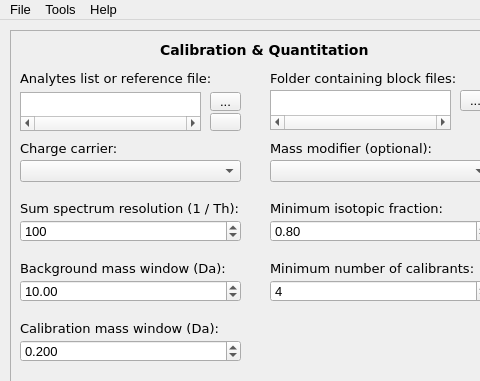
Old version of the form sweet_suite/gui/qtdesigner_files/gui_main.ui in the repository stainawarijar/SweetSuite; both pictures show x 0 to 480 and y 0 to 381 of the 757 by 570 pixel window.
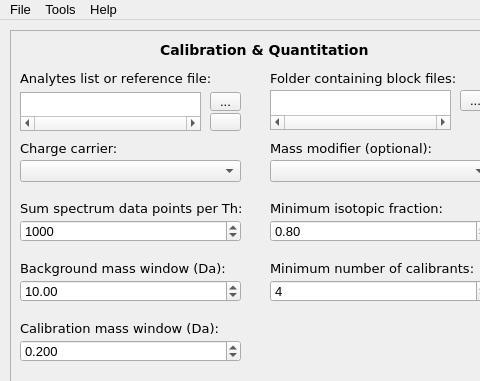
New version of the form.

Commit message: Change peak integration to include exact quantitation window boundaries. Set default number of data points per Th in sum spectra to 1000.

Patch:
```diff
--- a/sweet_suite/gui/qtdesigner_files/gui_main.ui
+++ b/sweet_suite/gui/qtdesigner_files/gui_main.ui
@@ -391,7 +391,7 @@
       <rect>
        <x>10</x>
        <y>170</y>
-       <width>241</width>
+       <width>231</width>
        <height>16</height>
       </rect>
      </property>
@@ -402,7 +402,7 @@
       </font>
      </property>
      <property name="text">
-      <string>Sum spectrum resolution (1 / Th):</string>
+      <string>Sum spectrum data points per Th:</string>
      </property>
     </widget>
     <widget class="QSpinBox" name="sum_spectrum_resolution">
@@ -415,13 +415,16 @@
       </rect>
      </property>
      <property name="minimum">
-      <number>1</number>
+      <number>100</number>
      </property>
      <property name="maximum">
-      <number>1000</number>
+      <number>10000</number>
+     </property>
+     <property name="singleStep">
+      <number>100</number>
      </property>
      <property name="value">
-      <number>100</number>
+      <number>1000</number>
      </property>
     </widget>
     <widget class="QLabel" name="label_background_mass_window">
```
The commit also changes 4 other files.
